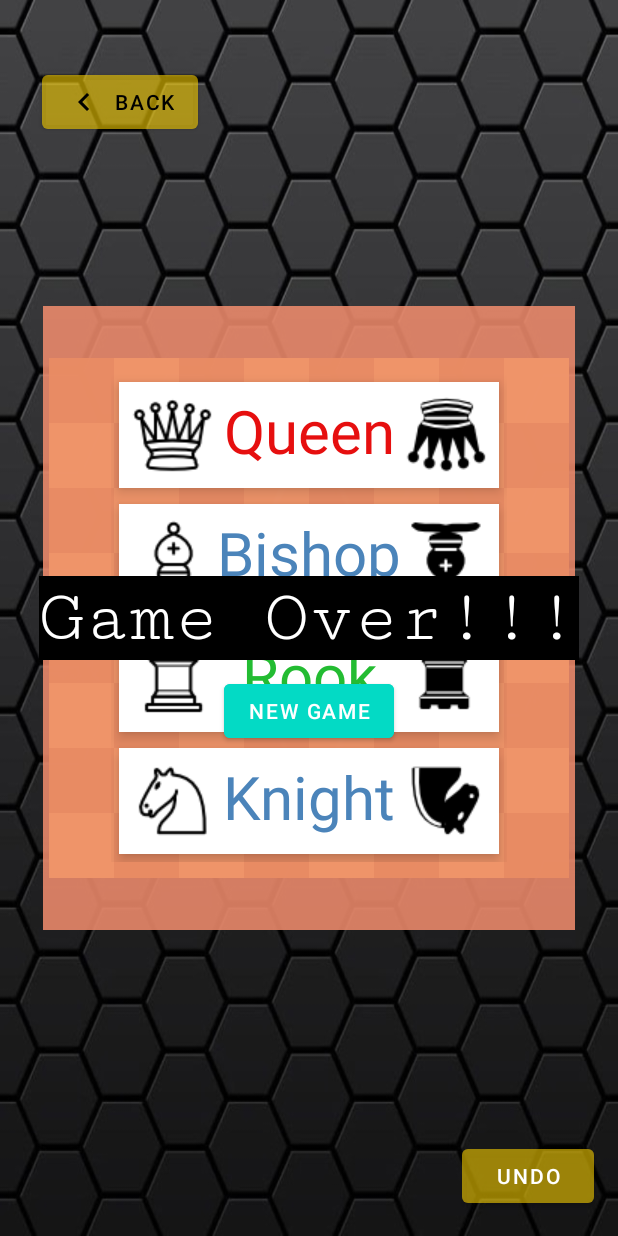
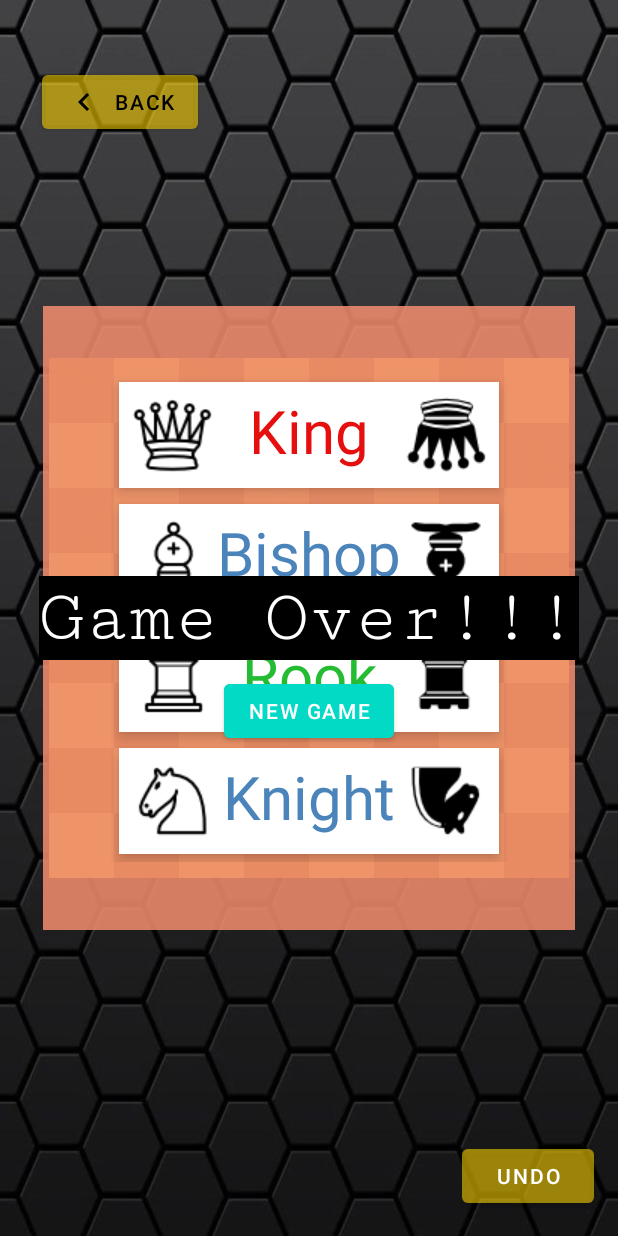
Before and after one commit to adityad15/myu-e-learning, an Android app: the layout activity_chess.xml on its own in the app's theme, with its tools: preview values and no code run, on a phone screen of 412 x 824 dp. Run offline under Robolectric (Android 15) with nearby library versions, the phone set to English and light mode, and no system bars.

Commit message:
xml change2

```diff
--- a/app/src/main/res/layout/activity_chess.xml
+++ b/app/src/main/res/layout/activity_chess.xml
@@ -1042,7 +1042,7 @@
         >
 
         <TextView
-            android:text="Queen"
+            android:text="King"
             android:layout_width="match_parent"
             android:layout_height="wrap_content"
             android:id="@+id/pawn_queen"
```
